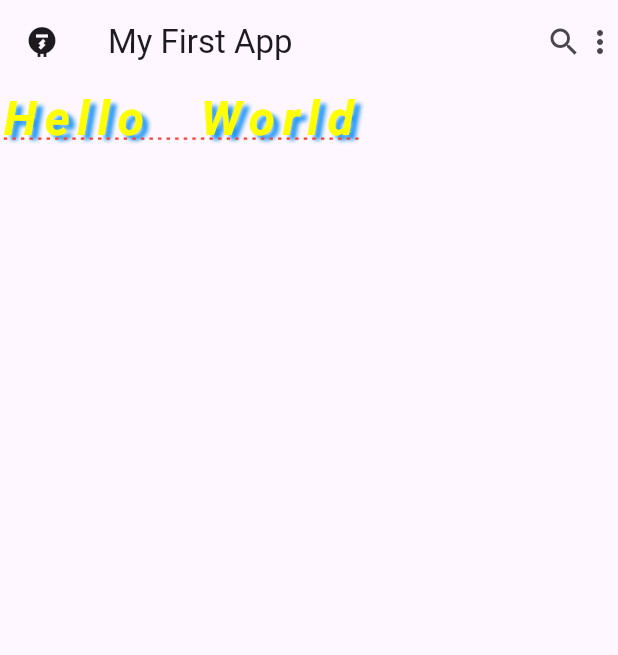
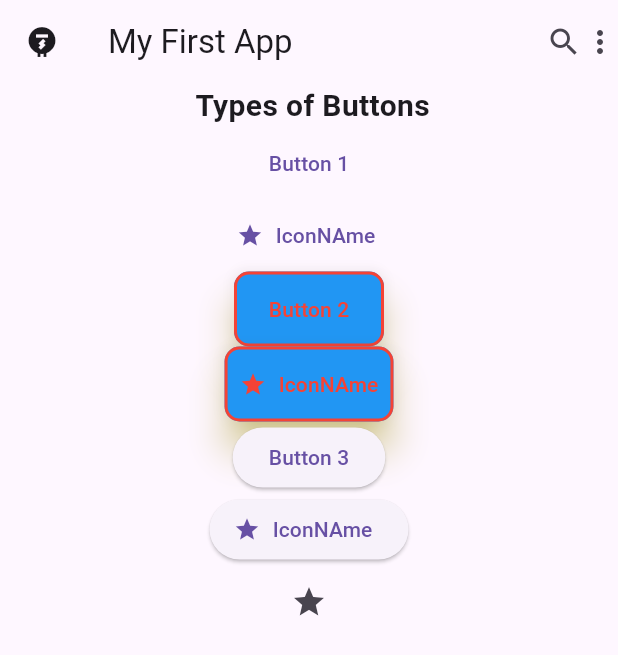
Before and after one commit to Pcode13/Flutter_udemyProject, a Flutter app: the screen it shows after launch, on a phone screen of 412 x 824 dp. Shown: the top 655 px of the screen. Run offline on Flutter 3.47's test engine with Material 3 defaults, Android fonts, the phone set to English and light mode, and no system bars.

Commit message:
Button styles

```diff
--- a/lib/main.dart
+++ b/lib/main.dart
@@ -5,6 +5,8 @@ void main() {
 }
 
 class MyApp extends StatelessWidget {
+  const MyApp({super.key});
+
   @override
   Widget build(BuildContext context) {
     return MaterialApp(
@@ -14,159 +16,58 @@ class MyApp extends StatelessWidget {
           title: Text('My First App'),
           actions: [Icon(Icons.search), Icon(Icons.more_vert)],
         ),
-        body: Text(
-          'Hello World',
-          style: TextStyle(
-            fontSize: 32,
-            color: Colors.yellowAccent,
-            // backgroundColor: Colors.black,
-            fontWeight: FontWeight.bold,
-            fontStyle: FontStyle.italic,
-            decoration: TextDecoration.underline,
-            decorationColor: Colors.red,
-            decorationStyle: TextDecorationStyle.dotted,
-            letterSpacing: 5,
-            wordSpacing: 20,
-            shadows: [
-              Shadow(color: Colors.blue, offset: Offset(4, 3), blurRadius: 3),
-            ],
+        body:
+        Column(
+          children: [
+            Row(
+              mainAxisAlignment: MainAxisAlignment.center,
+              children: [
+                Text(' Types of Buttons', style: TextStyle(fontSize: 20, fontWeight: FontWeight.bold)),
+              ],),
+            Column(
+              mainAxisAlignment: MainAxisAlignment.center,
+              children: [
+                TextButton(onPressed: ((){}), child: Text('Button 1')),
+                TextButton.icon(onPressed: ((){}), label: Text('IconNAme'), icon: Icon(Icons.star)),
+                OutlinedButton(
+                  style: ButtonStyle(
+                    backgroundColor: WidgetStatePropertyAll(Colors.blue),
+                    foregroundColor:WidgetStatePropertyAll(Colors.red),
+                    overlayColor: WidgetStatePropertyAll(Colors.green),
+                    shadowColor: WidgetStatePropertyAll(Colors.yellow),
+                    elevation: WidgetStatePropertyAll(10),
+                    padding: WidgetStatePropertyAll(EdgeInsets.all(10)),
+                    side: WidgetStatePropertyAll(BorderSide(color: Colors.red, width: 2)),
+                    shape: WidgetStatePropertyAll(RoundedRectangleBorder(borderRadius: BorderRadius.circular(10))),
+                    minimumSize: WidgetStatePropertyAll(Size(100, 50)),
+                    animationDuration: Duration(seconds: 2),
+                    mouseCursor: WidgetStatePropertyAll(MouseCursor.defer)),
+                  onPressed: ((){}), child: Text('Button 2')),
+                OutlinedButton.icon(
+                  style: ButtonStyle(
+                    backgroundColor: WidgetStatePropertyAll(Colors.blue),
+                    foregroundColor:WidgetStatePropertyAll(Colors.red),
+                    overlayColor: WidgetStatePropertyAll(Colors.green),
+                    shadowColor: WidgetStatePropertyAll(Colors.yellow),
+                    elevation: WidgetStatePropertyAll(10),
+                    padding: WidgetStatePropertyAll(EdgeInsets.all(10)),
+                    side: WidgetStatePropertyAll(BorderSide(color: Colors.red, width: 2)),
+                    shape: WidgetStatePropertyAll(RoundedRectangleBorder(borderRadius: BorderRadius.circular(10))),
+                    minimumSize: WidgetStatePropertyAll(Size(100, 50)),
+                    animationDuration: Duration(seconds: 2),
+                    mouseCursor: WidgetStatePropertyAll(MouseCursor.defer),
 
-          ),
-        ),
+
+
+                  ),
+                  onPressed: ((){}), label: Text('IconNAme'), icon: Icon(Icons.star)),
+                ElevatedButton(onPressed: ((){}), child: Text('Button 3')),
+                ElevatedButton.icon(onPressed: ((){}), label: Text('IconNAme'), icon: Icon(Icons.star)),
+                IconButton(onPressed: ((){}), icon: Icon(Icons.star)),
+              ],),
+          ],
+        )
       ),
     );
   }
 }
-
-
-
-
-
-
-
-
-
-
-
-
-
-
-
-
-
-
-
-
-
-
-
-
-
-
-
-
-
-
-
-
-
-
-
-
-
-
-
-
-
-
-
-
-
-
-
-
-
-
-
-
-
-
-
-
-
-
-
-
-
-
-
-
-
-
-
-
-
-
-
-
-
-// class MyApp extends StatelessWidget {
-//   const MyApp({super.key});
-
-
-//   @override
-//   Widget build(BuildContext context) {
-//     return MaterialApp(
-//       title: 'Flutter Demo',
-//       theme: ThemeData(
-//         colorScheme: ColorScheme.fromSeed(seedColor: Colors.deepPurple),
-//       ),
-//       home: const MyHomePage(title: 'Flutter Demo Home Page'),
-//     );
-//   }
-// }
-
-// class MyHomePage extends StatefulWidget {
-//   const MyHomePage({super.key, required this.title});
-//   final String title;
-//   @override
-//   State<MyHomePage> createState() => _MyHomePageState();
-// }
-
-// class _MyHomePageState extends State<MyHomePage> {
-//   int _counter = 0;
-
-//   void _incrementCounter() {
-//     setState(() {
-//       _counter++;
-//     });
-//   }
-
-//   @override
-//   Widget build(BuildContext context) {
-//     return Scaffold(
-//       appBar: AppBar(
-//         backgroundColor: Theme.of(context).colorScheme.inversePrimary,
-//         title: Text(widget.title),
-//       ),
-//       body: Center(
-//         child: Column(
-
-//           mainAxisAlignment: MainAxisAlignment.center,
-//           children: <Widget>[
-//             const Text('You have pushed the button this many times:'),
-//             Text(
-//               '$_counter',
-//               style: Theme.of(context).textTheme.headlineMedium,
-//             ),
-//           ],
-//         ),
-//       ),
-//       floatingActionButton: FloatingActionButton(
-//         onPressed: _incrementCounter,
-//         tooltip: 'Increment',
-//         child: const Icon(Icons.add),
-//       ),
-//     );
-//   }
-// }
```
